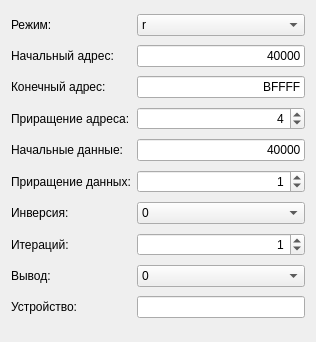
Above: default/settings_mem_test.ui from Veala/host_tgca-for-t_hsc before the change. Below: the same form after it.
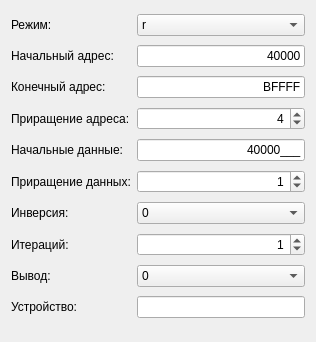
That is the form after the change. Icons and pictures are not drawn.

Patch:
```diff
--- a/default/settings_mem_test.ui
+++ b/default/settings_mem_test.ui
@@ -151,7 +151,7 @@
    <item row="4" column="1">
     <widget class="QLineEdit" name="startData">
      <property name="inputMask">
-      <string>HHHHH;_</string>
+      <string>HHHHHHHH;_</string>
      </property>
      <property name="text">
       <string>40000</string>
```
Left out of the diff: 10 changed lines with no effect on the pictures.
